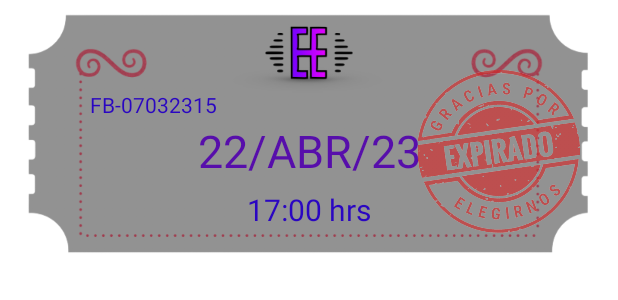
After one commit to ReivajGP/dapdm_final_android, an Android app: the layout item_ticket.xml on its own in the app's theme, with its tools: preview values and no code run, on a phone screen of 412 x 824 dp. The commit adds this screen. Shown: the top 300 px of the screen. Run offline under Robolectric (Android 15) with nearby library versions, the phone set to English and light mode, and no system bars.

Commit message:
Hire screen now loads the tickets and show them correctly

```diff
--- a/app/src/main/java/com/rgp/feedbapp/utils/AppConstants.kt
+++ b/app/src/main/java/com/rgp/feedbapp/utils/AppConstants.kt
@@ -7,6 +7,7 @@ object AppConstants {
     // URLs
     const val CALENDAR_BASE_URL = "https://private-5acf0e-feedbapp.apiary-mock.com"
     const val CALENDAR_ENDPOINT = "/events"
+    const val TICKETS_ENDPOINT = "/tickets"
 
     fun getRetrofit(): Retrofit {
         return Retrofit.Builder()
--- /dev/null
+++ b/app/src/main/res/drawable/ic_add.xml
@@ -0,0 +1,5 @@
+<vector android:height="24dp" android:tint="#000000"
+    android:viewportHeight="24" android:viewportWidth="24"
+    android:width="24dp" xmlns:android="http://schemas.android.com/apk/res/android">
+    <path android:fillColor="@android:color/white" android:pathData="M12,2C6.48,2 2,6.48 2,12s4.48,10 10,10 10,-4.48 10,-10S17.52,2 12,2zM17,13h-4v4h-2v-4L7,13v-2h4L11,7h2v4h4v2z"/>
+</vector>
--- a/app/src/main/res/layout/fragment_calendar.xml
+++ b/app/src/main/res/layout/fragment_calendar.xml
@@ -27,6 +27,6 @@
         android:layout_below="@id/tv_calendar_title"
         android:layout_width="match_parent"
         android:layout_height="match_parent"
-        tools:listitem=""/>
+        tools:listitem="@layout/item_calendar"/>
 
 </RelativeLayout>
--- /dev/null
+++ b/app/src/main/res/layout/item_ticket.xml
@@ -0,0 +1,60 @@
+<?xml version="1.0" encoding="utf-8"?>
+<androidx.constraintlayout.widget.ConstraintLayout xmlns:android="http://schemas.android.com/apk/res/android"
+    android:layout_width="match_parent"
+    android:layout_height="wrap_content"
+    xmlns:app="http://schemas.android.com/apk/res-auto">
+
+    <ImageView
+        android:id="@+id/iv_ticket"
+        android:layout_width="match_parent"
+        android:layout_height="180dp"
+        app:layout_constraintTop_toTopOf="parent"
+        android:src="@drawable/ticket_expired"
+        android:padding="5dp"/>
+
+    <TextView
+        android:id="@+id/tv_ticket_number"
+        android:layout_width="wrap_content"
+        android:layout_height="wrap_content"
+        app:layout_constraintTop_toTopOf="@id/iv_ticket"
+        app:layout_constraintLeft_toLeftOf="@id/iv_ticket"
+        android:layout_margin="60dp"
+        android:text="FB-07032315"
+        android:textColor="#2A06C2"/>
+
+    <TextView
+        android:id="@+id/tv_event_date"
+        android:layout_width="match_parent"
+        android:layout_height="wrap_content"
+        android:gravity="center"
+        app:layout_constraintTop_toTopOf="@id/iv_ticket"
+        app:layout_constraintLeft_toLeftOf="@id/iv_ticket"
+        android:layout_marginTop="80dp"
+        android:text="22/ABR/23"
+        android:textColor="#570EAB"
+        android:textSize="30sp"/>
+
+    <TextView
+        android:id="@+id/tv_event_time"
+        android:layout_width="match_parent"
+        android:layout_height="wrap_content"
+        android:gravity="center"
+        app:layout_constraintTop_toBottomOf="@id/tv_event_date"
+        app:layout_constraintLeft_toLeftOf="@id/iv_ticket"
+        android:layout_marginTop="5dp"
+        android:text="17:00 hrs"
+        android:textColor="#2A06C2"
+        android:textSize="20sp"/>
+
+    <ImageView
+        android:id="@+id/iv_expired"
+        android:layout_width="120dp"
+        android:layout_height="120dp"
+        app:layout_constraintTop_toTopOf="@id/iv_ticket"
+        app:layout_constraintRight_toRightOf="@id/iv_ticket"
+        android:layout_marginRight="20dp"
+        android:layout_marginTop="40dp"
+        android:alpha="0.65"
+        android:src="@drawable/expired_ticket_seal"
+        />
+</androidx.constraintlayout.widget.ConstraintLayout>
```
Also changed, not shown: app/build.gradle (+9 -3 lines), app/src/main/java/com/rgp/feedbapp/adapters/TicketAdapter.kt (added, +43 -0 lines), app/src/main/java/com/rgp/feedbapp/fragments/CalendarFragment.kt (+0 -9 lines), app/src/main/java/com/rgp/feedbapp/fragments/ContractFragment.kt (+49 -40 lines), app/src/main/java/com/rgp/feedbapp/model/TicketItem.kt (added, +20 -0 lines), app/src/main/java/com/rgp/feedbapp/utils/TicketAPI.kt (added, +13 -0 lines), app/src/main/res/layout/fragment_contract.xml (+42 -6 lines), app/src/main/res/drawable/expired_ticket_seal.png (added), app/src/main/res/drawable/ticket_expired.png (added), app/src/main/res/drawable/ticket_ok.png (added).
